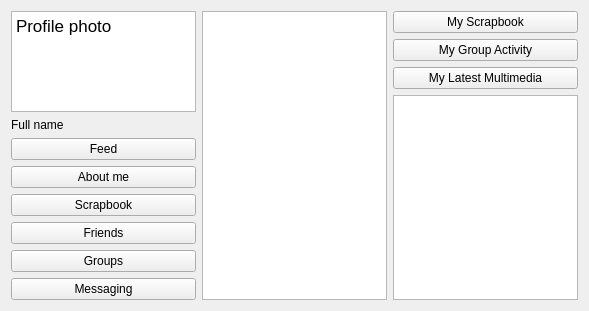
Before: the Qt Designer form gui/dashboardgui.ui in Huy-Nguyen-HCI/RocketBook, drawn with Qt 5.
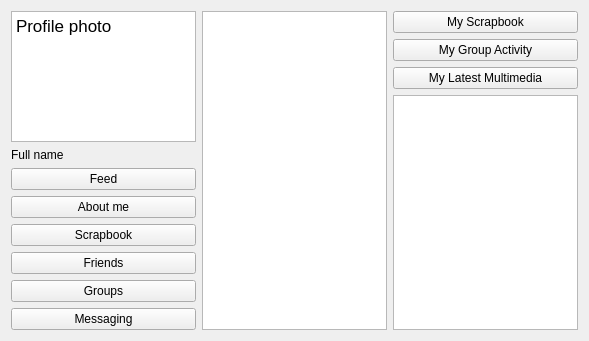
After: the same form once the commit is applied. Icons and pictures are not drawn.

Commit message: Add image sources to comment section in main.cpp of GUI project

```diff
--- a/gui/dashboardgui.ui
+++ b/gui/dashboardgui.ui
@@ -7,7 +7,7 @@
     <x>0</x>
     <y>0</y>
     <width>589</width>
-    <height>311</height>
+    <height>341</height>
    </rect>
   </property>
   <property name="windowTitle">
```
Left out of the diff: 28 changed lines with no effect on the pictures. The commit also changes 6 other files.
